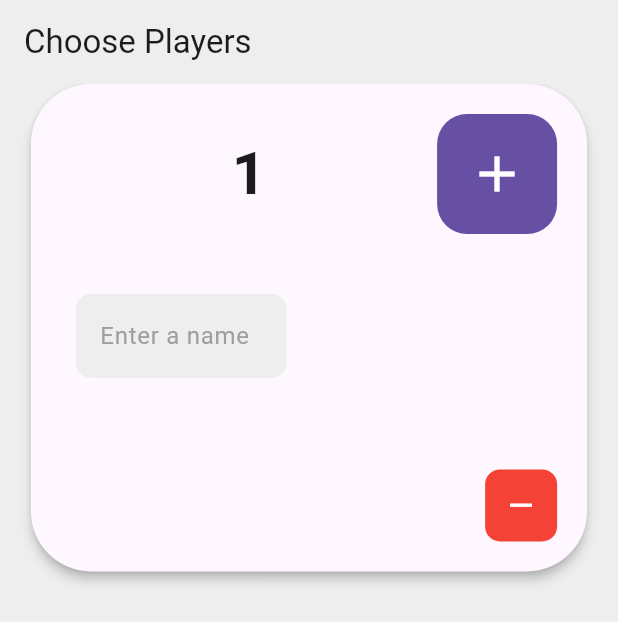
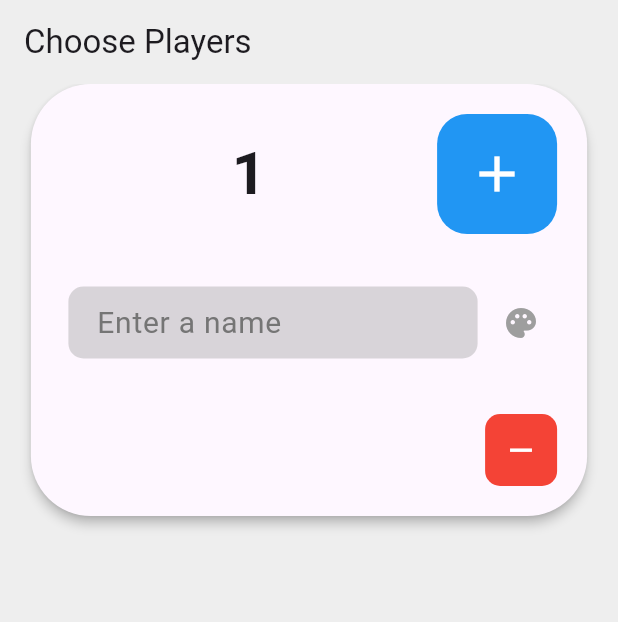
Before and after one commit to amMooncake/flutter_triominos, a Flutter app: the screen it shows after launch, after a tap on the "add" icon, on a phone screen of 412 x 824 dp. Shown: the top 622 px of the screen. Run offline on Flutter 3.47's test engine with Material 3 defaults, Android fonts, the light colour scheme and no system bars; our stand-ins replace bloc, flutter_bloc, flutter_colorpicker.

Commit message:
pick color added

```diff
--- a/lib/choose_players.dart
+++ b/lib/choose_players.dart
@@ -1,6 +1,9 @@
+import 'dart:async';
+
 import 'package:flutter/material.dart';
 import 'package:flutter_bloc/flutter_bloc.dart';
 import 'package:flutter_triominos/Navigation_bloc/navigation_bloc.dart';
+import 'package:flutter_colorpicker/flutter_colorpicker.dart';
 
 import 'models/player.dart';
 
@@ -15,6 +18,14 @@ class _ChoosePlayersScreenState extends State<ChoosePlayersScreen> {
   int _numbersOfPlayers = 0;
   final _formKey = GlobalKey<FormState>();
   List<TextEditingController> _controllers = [];
+  final List<Color> _pickedColors = [
+    Colors.grey,
+    Colors.grey,
+    Colors.grey,
+    Colors.grey,
+    Colors.grey,
+    Colors.grey,
+  ];
 
   void addPlayer() {
     if (_numbersOfPlayers < 6) {
@@ -45,10 +56,31 @@ class _ChoosePlayersScreenState extends State<ChoosePlayersScreen> {
     if (_formKey.currentState!.validate()) {
       List<MyPlayer> players = [];
       for (var controller in _controllers) {
-        players.add(MyPlayer(name: controller.text, color: Colors.primaries[_controllers.indexOf(controller)]));
+        players.add(MyPlayer(name: controller.text, color: _pickedColors[_controllers.indexOf(controller)]));
       }
       context.read<NavigationBloc>().add(NavigateToGameEvent(players));
     }
+  }
+
+  void pickColor(int index) {
+    showDialog(
+        context: context,
+        builder: (BuildContext ctx) {
+          return AlertDialog(
+            title: Text("Pick Color"),
+            content: SingleChildScrollView(
+              child: BlockPicker(
+                pickerColor: _pickedColors[index],
+                onColorChanged: (color) {
+                  setState(() {
+                    Navigator.of(ctx).pop();
+                    _pickedColors[index] = color;
+                  });
+                },
+              ),
+            ),
+          );
+        });
   }
 
   @override
@@ -57,9 +89,11 @@ class _ChoosePlayersScreenState extends State<ChoosePlayersScreen> {
       appBar: AppBar(
         title: Text('Choose Players'),
       ),
-      body: Center(
+      body: SafeArea(
+        child: Center(
           child: Column(
             crossAxisAlignment: CrossAxisAlignment.center,
+            mainAxisAlignment: MainAxisAlignment.spaceBetween,
             children: [
               SizedBox(
                 width: MediaQuery.of(context).size.width * .9,
@@ -69,6 +103,7 @@ class _ChoosePlayersScreenState extends State<ChoosePlayersScreen> {
                   child: Padding(
                     padding: const EdgeInsets.all(20),
                     child: Column(
+                      mainAxisAlignment: MainAxisAlignment.start,
                       children: [
                         Row(
                           mainAxisAlignment: MainAxisAlignment.end,
@@ -102,16 +137,17 @@ class _ChoosePlayersScreenState extends State<ChoosePlayersScreen> {
                             child: Column(
                               crossAxisAlignment: CrossAxisAlignment.end,
                               children: [
-                              GridView.builder(
-                                gridDelegate: SliverGridDelegateWithFixedCrossAxisCount(
-                                    crossAxisCount: 2, mainAxisSpacing: 10, crossAxisSpacing: 10, childAspectRatio: 3 / 2),
+                                SizedBox(
+                                  height: _numbersOfPlayers * 70,
+                                  child: ListView.builder(
+                                    physics: AlwaysScrollableScrollPhysics(),
                                     shrinkWrap: true,
                                     itemCount: _numbersOfPlayers,
                                     itemBuilder: (ctx, index) {
-                                  return SizedBox(
-                                    height: 10,
+                                      return Row(children: [
+                                        Expanded(
                                           child: Padding(
-                                      padding: EdgeInsets.all(10),
+                                            padding: EdgeInsets.all(5),
                                             child: TextFormField(
                                               controller: _controllers[index],
                                               validator: (value) {
@@ -126,18 +162,28 @@ class _ChoosePlayersScreenState extends State<ChoosePlayersScreen> {
                                                   borderSide: BorderSide.none,
                                                   borderRadius: BorderRadius.circular(10), // Adjust border radius
                                                 ),
-                                          fillColor: Colors.grey.shade200,
+                                                fillColor: _pickedColors[index].withAlpha(100),
                                                 filled: true,
                                                 counterText: "",
                                                 hintText: 'Enter a name',
-                                          hintStyle: TextStyle(color: Colors.grey),
+                                                hintStyle: TextStyle(color: Colors.grey.shade600),
+                                                contentPadding: EdgeInsets.symmetric(horizontal: 15, vertical: 0),
+
                                                 // Optional: to use the primary color for the cursor and text
                                               ),
-                                        style: TextStyle(color: Colors.black),
+                                              style: TextStyle(color: Colors.black, fontSize: 20),
                                             ),
                                           ),
-                                  );
+                                        ),
+                                        IconButton(
+                                            onPressed: () => pickColor(index),
+                                            icon: Icon(
+                                              Icons.palette,
+                                              color: _pickedColors[index],
+                                            ))
+                                      ]);
                                     },
+                                  ),
                                 ),
                                 SizedBox(height: 20),
                                 Row(
@@ -185,6 +231,7 @@ class _ChoosePlayersScreenState extends State<ChoosePlayersScreen> {
             ],
           ),
         ),
+      ),
     );
   }
 }
--- a/lib/main.dart
+++ b/lib/main.dart
@@ -12,7 +12,7 @@ class MainApp extends StatelessWidget {
   Widget build(BuildContext context) {
     return MaterialApp(
       theme: ThemeData(
-        primarySwatch: Colors.blue,
+        primaryColor: Colors.blue,
         scaffoldBackgroundColor: Colors.grey.shade200,
         appBarTheme: AppBarTheme(
           backgroundColor: Colors.grey.shade200,
--- a/pubspec.yaml
+++ b/pubspec.yaml
@@ -10,6 +10,7 @@ dependencies:
   flutter:
     sdk: flutter
   flutter_bloc: ^9.1.0
+  flutter_colorpicker: ^1.1.0
   uuid: ^4.5.1
 
 dev_dependencies:
```
Also changed, not shown: lib/widgets/color_picker.dart (added, +10 -0 lines), pubspec.lock. Lines whose indentation alone changed are shown as unchanged.
